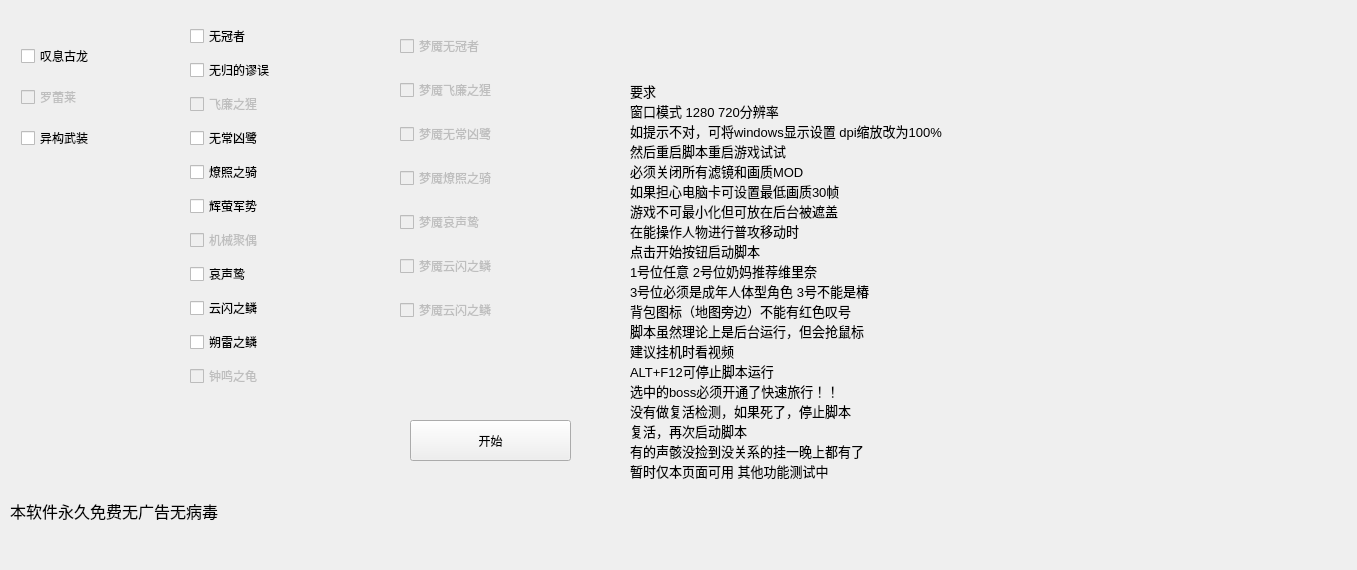
The window that normalbosspanel.ui (A-SunsetMkt-Forks/wuwaBackendTool) describes before a commit, drawn with Qt 5.
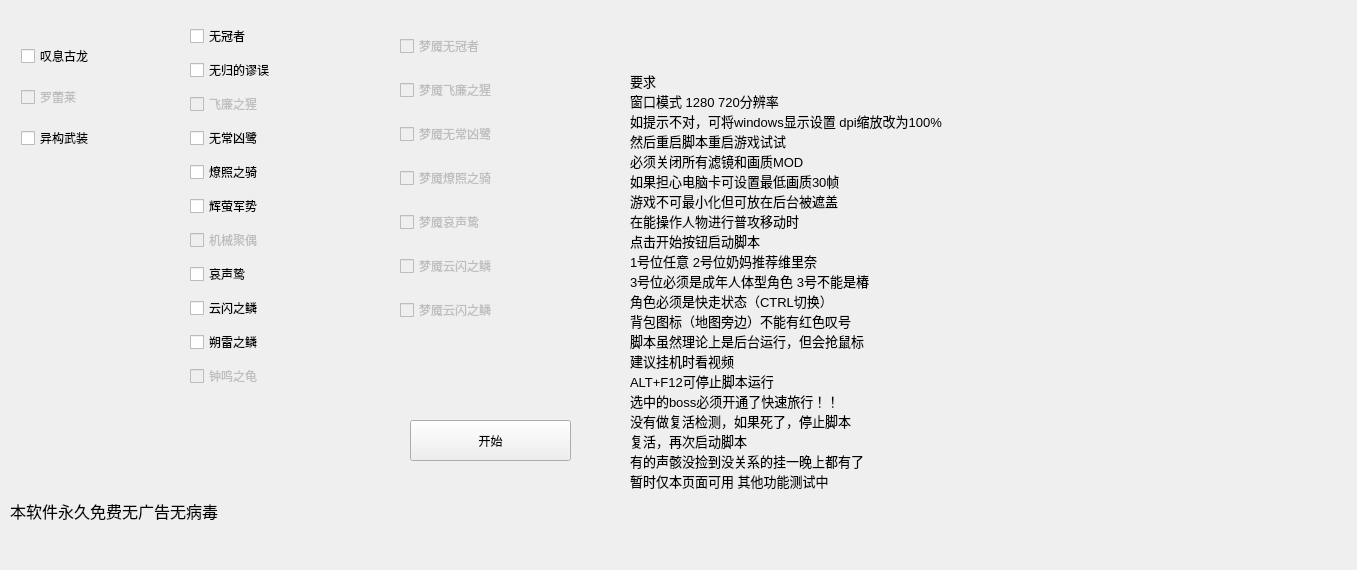
The same window after the commit.

Commit message: 今日更新脚本目标 1 鼠标键盘操作延迟稍微增加，防止虚假按键 虚假点击 2 月卡跳过时间起点改为3：30 ，实测3：55早就弹月卡了 3 背包检测阈值设置0.9过于严格，降为0.8 4 帮助提示页面，新增要求角色必须是快走 不能是慢走形态 5 拾取声骸 仔细区分吸收和领取奖励 6 增强boss死亡检测条件，防止boss残血就传走 7 软件启动时联网获取时间 最多等待30S 超时则弹窗告之用户检测网络连接，关闭软件

```diff
--- a/normalbosspanel.ui
+++ b/normalbosspanel.ui
@@ -289,6 +289,7 @@
 点击开始按钮启动脚本
 1号位任意 2号位奶妈推荐维里奈
 3号位必须是成年人体型角色 3号不能是椿
+角色必须是快走状态（CTRL切换）
 背包图标（地图旁边）不能有红色叹号
 脚本虽然理论上是后台运行，但会抢鼠标
 建议挂机时看视频
```
The commit also changes 3 other files.
